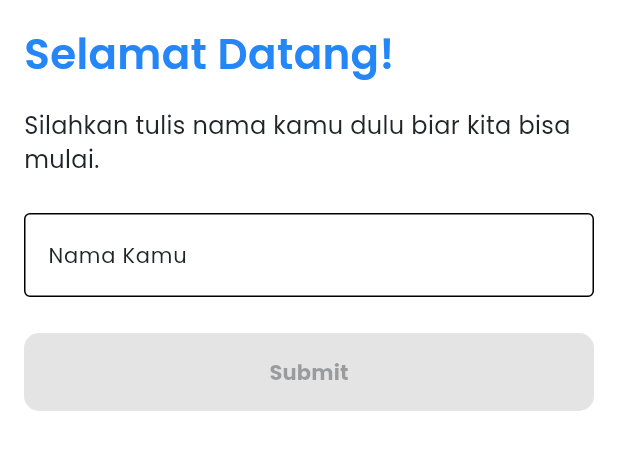
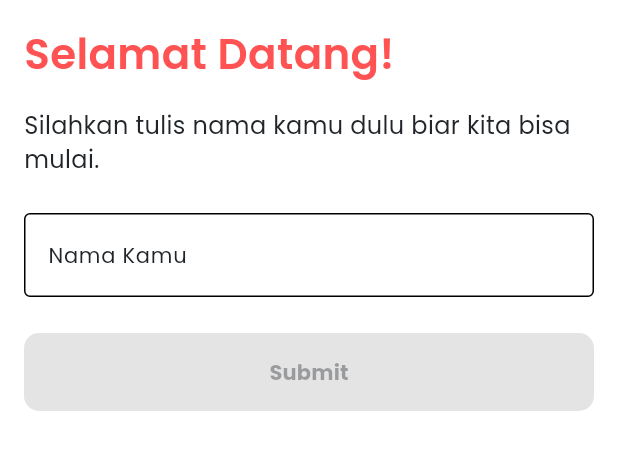
Before and after one commit to GabrielRusan/derma-scan, a Flutter app: the InputNamePage screen opened directly, on a phone screen of 412 x 824 dp, the part 84-554 px from its top. Run offline on Flutter 3.47's test engine with Material 3 defaults, Android fonts, the phone set to English and light mode, and no system bars; our stand-ins replace camera, flutter_remix, google_fonts, image_picker, percent_indicator, shared_preferences and 2 more; missing offline and left inert: tflite_flutter; accounts and stored records are empty.

Commit message:
chore: test update patch 2

```diff
--- a/lib/constant/color.dart
+++ b/lib/constant/color.dart
@@ -1,6 +1,7 @@
 import 'package:flutter/material.dart' show Color, Colors;
 
-Color primary = Color(0xff2486F7);
+// Color primary = Color(0xff2486F7);
+Color primary = Colors.redAccent;
 Color secondary = Color(0xff90E0EF);
 Color background = Colors.white;
 Color accent = Color(0xff48CAE4);
```
